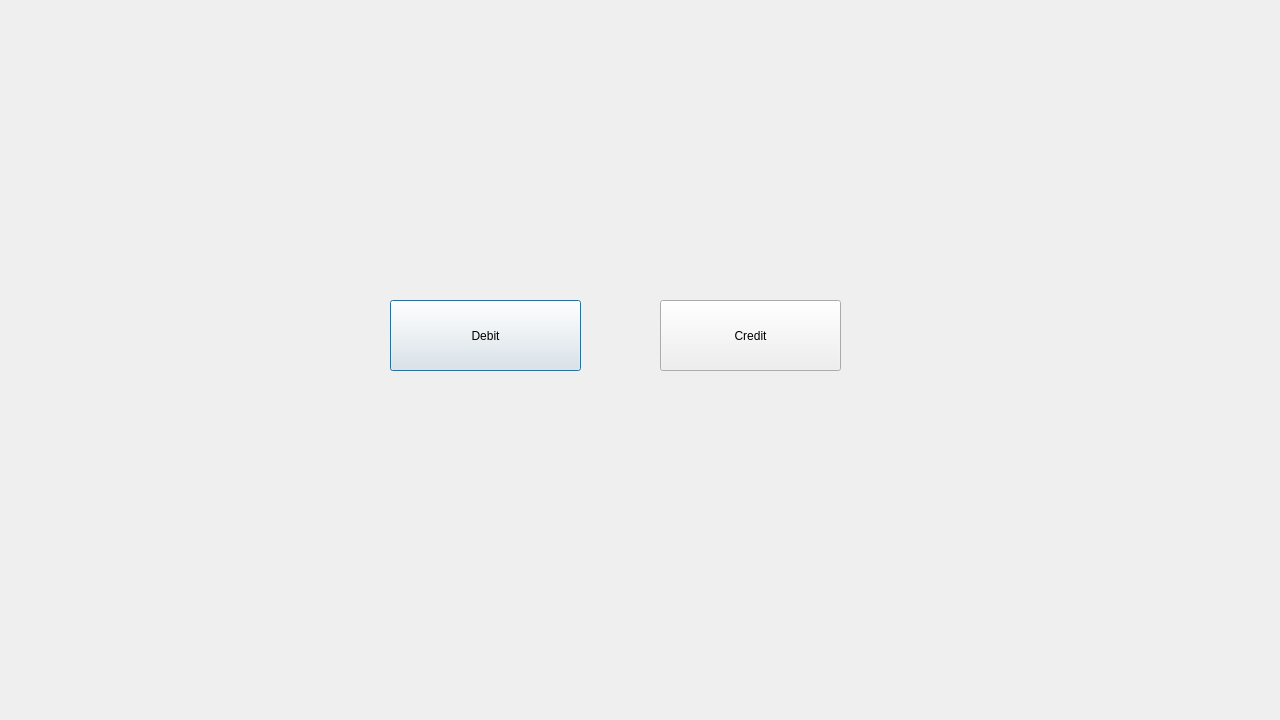
alavuvi/atm-simulator-project, file bank-automat/selectaccount.ui: the form before one commit.
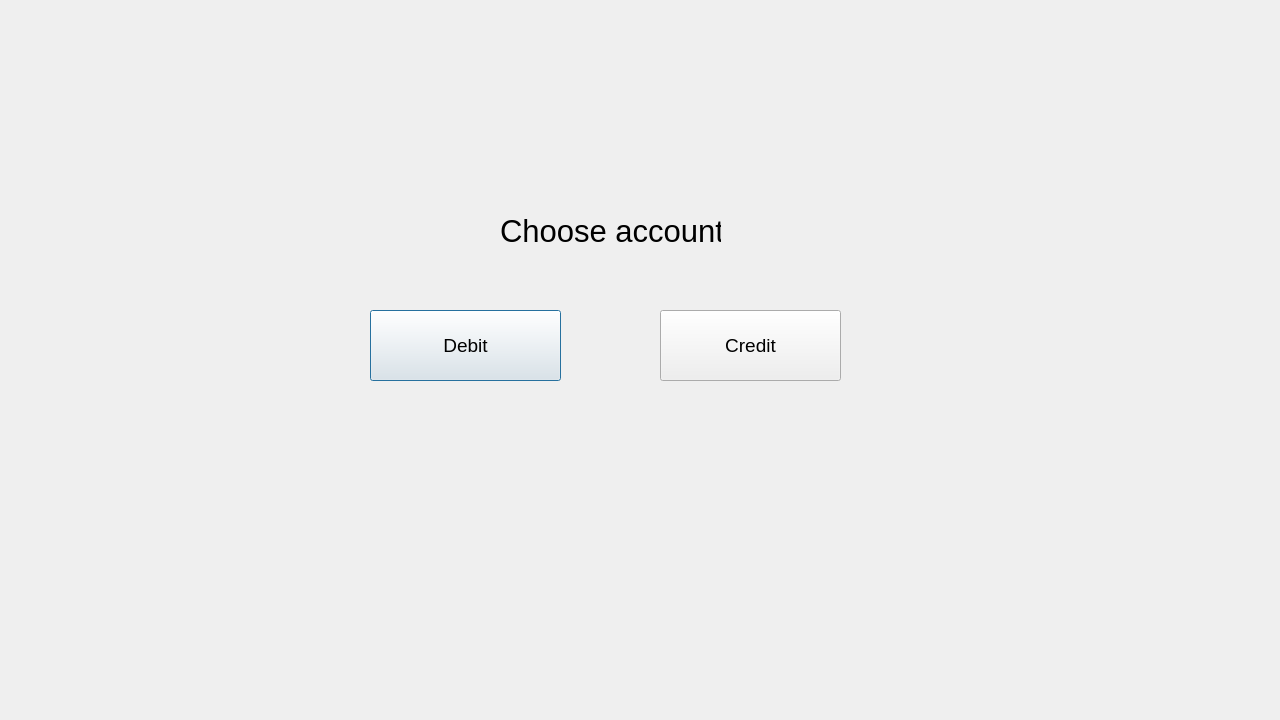
The form after the commit.

Patch:
```diff
--- a/bank-automat/selectaccount.ui
+++ b/bank-automat/selectaccount.ui
@@ -16,12 +16,17 @@
   <widget class="QPushButton" name="btnDebit">
    <property name="geometry">
     <rect>
-     <x>390</x>
-     <y>300</y>
+     <x>370</x>
+     <y>310</y>
      <width>191</width>
      <height>71</height>
     </rect>
    </property>
+   <property name="font">
+    <font>
+     <pointsize>14</pointsize>
+    </font>
+   </property>
    <property name="text">
     <string>Debit</string>
    </property>
@@ -30,15 +35,38 @@
    <property name="geometry">
     <rect>
      <x>660</x>
-     <y>300</y>
+     <y>310</y>
      <width>181</width>
      <height>71</height>
     </rect>
    </property>
+   <property name="font">
+    <font>
+     <pointsize>14</pointsize>
+    </font>
+   </property>
    <property name="text">
     <string>Credit</string>
    </property>
   </widget>
+  <widget class="QLabel" name="label">
+   <property name="geometry">
+    <rect>
+     <x>500</x>
+     <y>210</y>
+     <width>221</width>
+     <height>41</height>
+    </rect>
+   </property>
+   <property name="font">
+    <font>
+     <pointsize>23</pointsize>
+    </font>
+   </property>
+   <property name="text">
+    <string>Choose account</string>
+   </property>
+  </widget>
  </widget>
  <resources/>
  <connections/>
```
